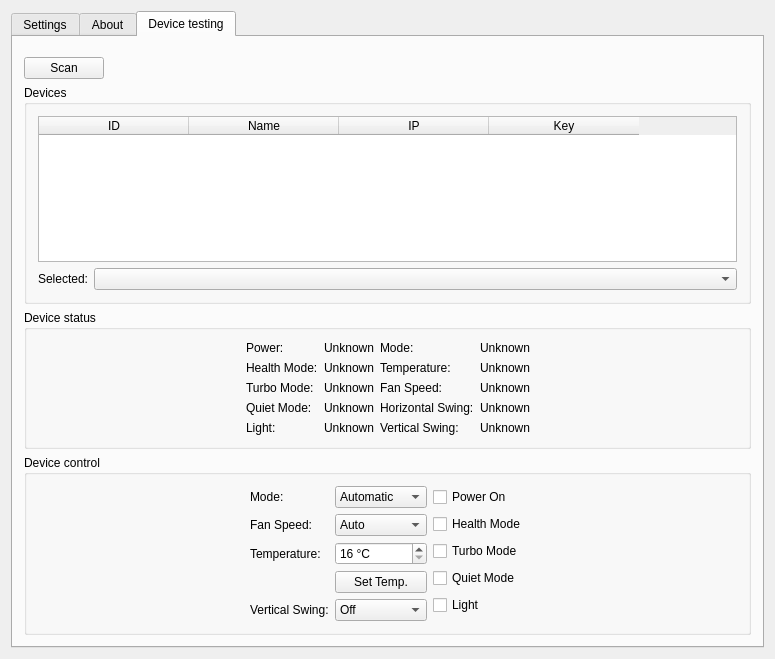
Qt form GreeRemoteGuiQt/src/mainwindow.ui (tomikaa87/gree-remote) before a commit.
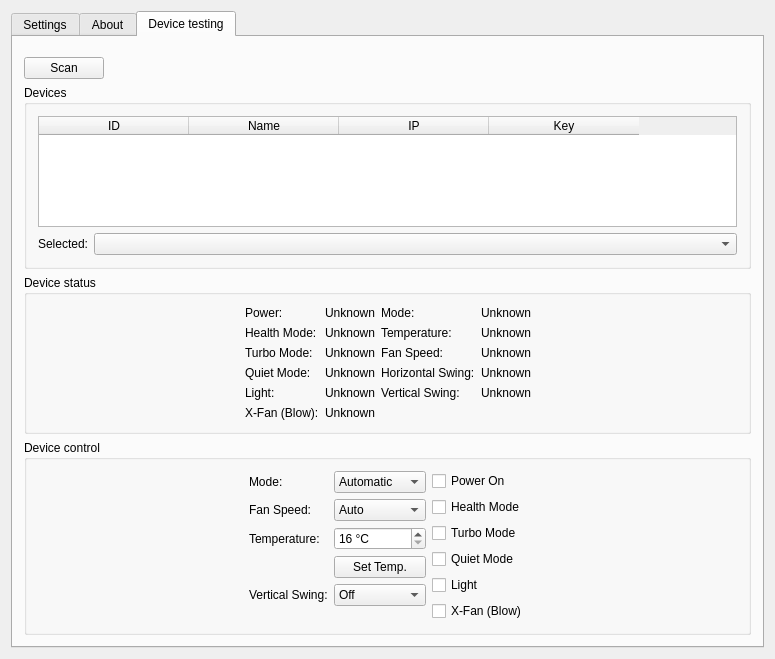
The same form after that commit.

What changed in the file:
```diff
--- a/GreeRemoteGuiQt/src/mainwindow.ui
+++ b/GreeRemoteGuiQt/src/mainwindow.ui
@@ -211,6 +211,20 @@
                </property>
               </widget>
              </item>
+             <item row="5" column="0">
+              <widget class="QLabel" name="label_16">
+               <property name="text">
+                <string>X-Fan (Blow):</string>
+               </property>
+              </widget>
+             </item>
+             <item row="5" column="1">
+              <widget class="QLabel" name="xfanStatusLabel">
+               <property name="text">
+                <string>Unknown</string>
+               </property>
+              </widget>
+             </item>
             </layout>
            </item>
            <item>
@@ -558,6 +572,13 @@
                </property>
               </widget>
              </item>
+             <item>
+              <widget class="QCheckBox" name="xfanCheckBox">
+               <property name="text">
+                <string>X-Fan (Blow)</string>
+               </property>
+              </widget>
+             </item>
             </layout>
            </item>
            <item>
```
